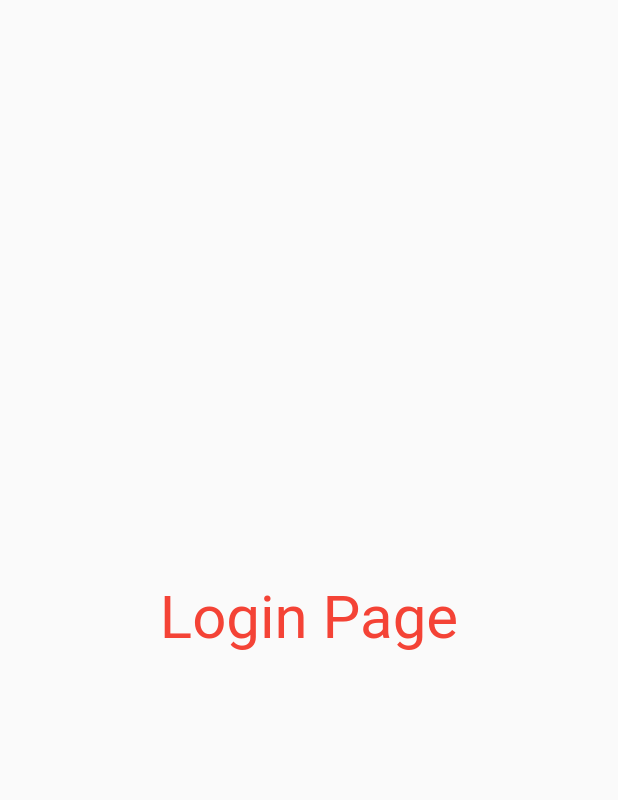
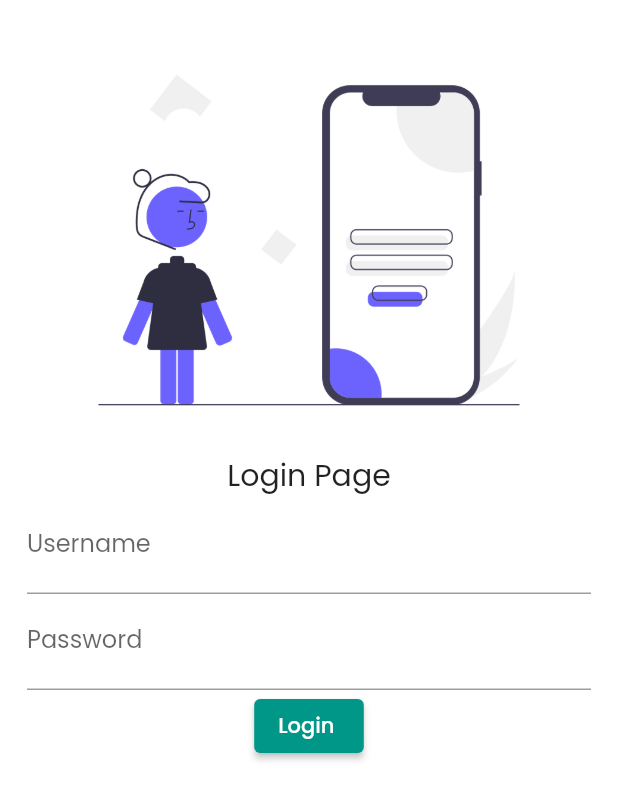
Before and after one commit to VikashAnandJha/flutter_2nd_app, a Flutter app: the screen it shows after launch, on a phone screen of 412 x 824 dp. Shown: the top 800 px of the screen. Run offline on Flutter 3.47's test engine with Material 2 defaults, Android fonts, the phone set to English and light mode, and no system bars; our stand-ins replace google_fonts.

Commit message:
fonts input button

```diff
--- a/lib/main.dart
+++ b/lib/main.dart
@@ -1,6 +1,7 @@
 import "package:flutter/material.dart";
 import 'package:flutter_2nd_app/pages/homepage.dart';
 import 'package:flutter_2nd_app/pages/loginpage.dart';
+import 'package:google_fonts/google_fonts.dart';
 
 void main() {
   runApp(MyApp());
@@ -10,7 +11,9 @@ class MyApp extends StatelessWidget {
   @override
   Widget build(BuildContext context) {
     return MaterialApp(
-      theme: ThemeData(primarySwatch: Colors.teal),
+      theme: ThemeData(
+          primarySwatch: Colors.teal,
+          textTheme: GoogleFonts.poppinsTextTheme()),
       initialRoute: "/",
       routes: {
         "/": (context) => LoginPage(),
--- a/lib/pages/loginpage.dart
+++ b/lib/pages/loginpage.dart
@@ -1,15 +1,40 @@
 import 'package:flutter/material.dart';
+import 'package:google_fonts/google_fonts.dart';
 
 class LoginPage extends StatelessWidget {
   const LoginPage({super.key});
 
   @override
   Widget build(BuildContext context) {
-    return const Material(
-      child: Center(
-        child: Text(
-          "Login Page",
-          style: TextStyle(fontSize: 40, color: Colors.red),
+    return Material(
+      color: Colors.white,
+      child: Padding(
+        padding: const EdgeInsets.all(18.0),
+        child: Center(
+          child: Column(children: [
+            Image.asset(
+              "assets/images/login.png",
+              fit: BoxFit.cover,
+            ),
+            const Text(
+              "Login Page",
+              style: TextStyle(fontSize: 20),
+            ),
+            TextFormField(
+              decoration: const InputDecoration(
+                hintText: "Enter Your Name",
+                labelText: "Username",
+              ),
+            ),
+            TextFormField(
+              obscureText: true,
+              decoration: const InputDecoration(
+                hintText: "Enter Your Password",
+                labelText: "Password",
+              ),
+            ),
+            ElevatedButton(onPressed: () => {}, child: Text("Login "))
+          ]),
         ),
       ),
     );
```
Also changed, not shown: pubspec.yaml (+5 -6 lines), assets/images/login.png (added), pubspec.lock, 10 other files.
